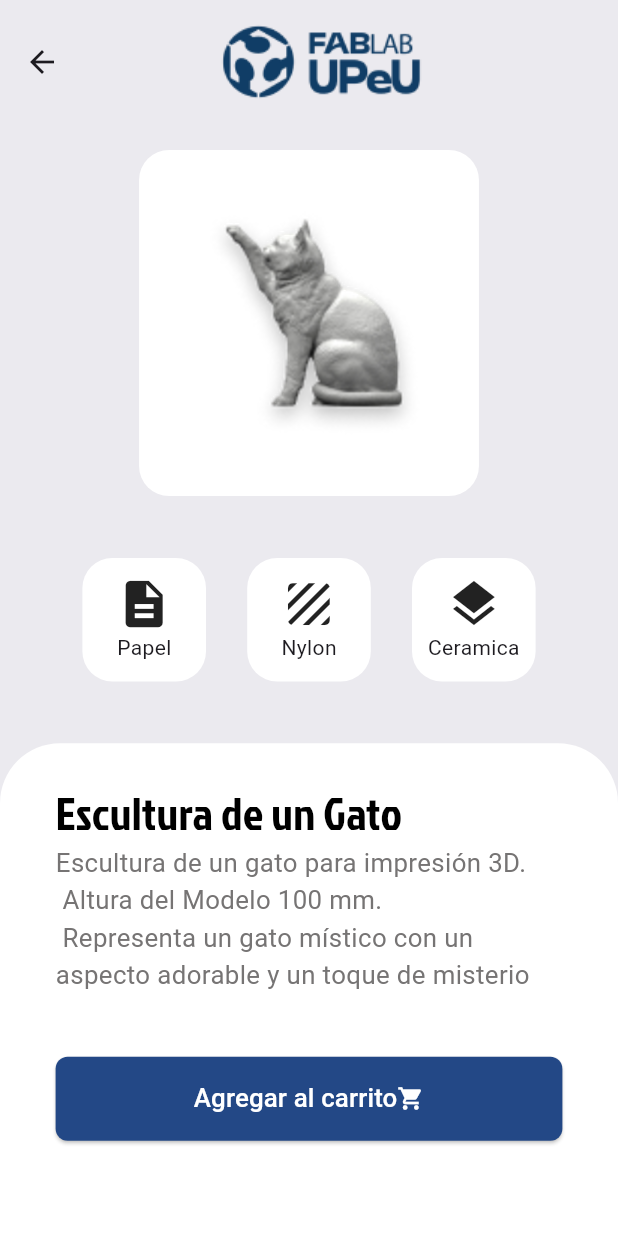
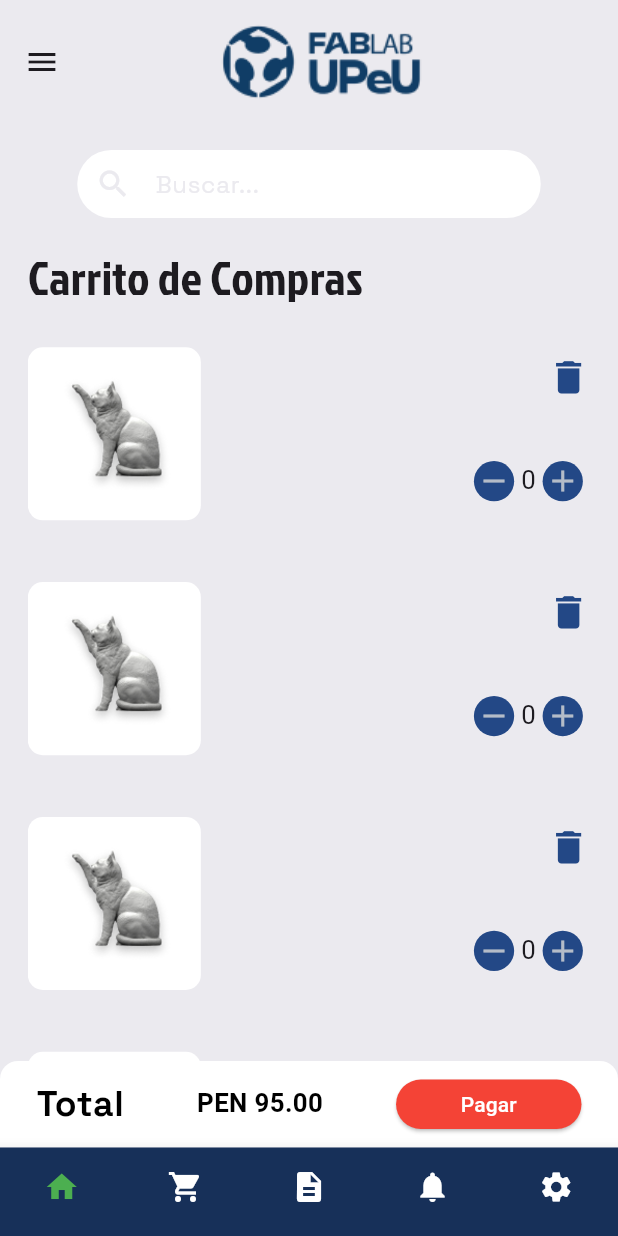
Before and after one commit to ProyectoFabLab-Ciclo-VI/FABLAB_MOVIL, a Flutter app: the Descripcioncompra screen opened directly, after a tap on "Agregar al carrito", on a phone screen of 412 x 824 dp. Run offline on Flutter 3.47's test engine with Material 3 defaults, Android fonts, the phone set to English and light mode, and no system bars; our stand-ins replace bloc, dartz, dio, flutter_bloc, flutter_form_builder, form_builder_validators and 3 more; accounts and stored records are empty.

Commit message:
se agrego carrito

```diff
--- /dev/null
+++ b/lib/features_venta/fablab/presentation/pages/Home/Compra/carrito/carrito.dart
@@ -0,0 +1,114 @@
+import 'package:fab_lab_upeu/features_venta/fablab/presentation/pages/Home/Compra/carrito/carrito_info.dart';
+import 'package:fab_lab_upeu/features_venta/fablab/presentation/pages/Home/Compra/carrito/pago_total.dart';
+import 'package:fab_lab_upeu/features_venta/fablab/presentation/widgets/Otros_hastaponerleunnombre/appbar.dart';
+import 'package:fab_lab_upeu/features_venta/fablab/presentation/widgets/Otros_hastaponerleunnombre/menu_drawer.dart';
+import 'package:fab_lab_upeu/features_venta/fablab/presentation/widgets/Otros_hastaponerleunnombre/navbarinferior.dart';
+import 'package:fab_lab_upeu/shared/colores.dart';
+import 'package:flutter/material.dart';
+import 'package:sizer/sizer.dart';
+
+class CarroCompra extends StatelessWidget {
+  const CarroCompra({super.key});
+
+  @override
+  Widget build(BuildContext context) {
+    final screenWidth = MediaQuery.of(context).size.width;
+    final screenHeight = MediaQuery.of(context).size.height;
+
+    return Scaffold(
+      backgroundColor: coloresPersonalizados[7],
+      drawer: const Menudrawer(),
+      appBar: const AppBarCompra(),
+      body: SafeArea(
+        child: Column(
+          //Contenedor Super Padre
+          children: [
+            Expanded(
+              child: SizedBox(
+                  height: screenHeight * 0.69,
+                  child: Padding(
+                    padding: EdgeInsets.only(
+                      left: screenWidth * 0.045,
+                      right: screenWidth * 0.045,
+                    ),
+                    child: Column(
+                      children: [
+                        Padding(
+                          //Busqueda
+                          padding: EdgeInsets.symmetric(
+                              horizontal: screenWidth *
+                                  0.08), // Usando screenWidth // 5% del ancho de la pantalla
+                          child: SizedBox(
+                            width: double.infinity,
+                            height: 5.5.h,
+                            child: TextField(
+                              textAlign: TextAlign.start,
+                              textAlignVertical: TextAlignVertical.center,
+                              decoration: InputDecoration(
+                                  enabledBorder: OutlineInputBorder(
+                                    borderSide: BorderSide(
+                                        color: coloresPersonalizados[6]),
+                                    borderRadius: BorderRadius.circular(30),
+                                  ),
+                                  focusedBorder: OutlineInputBorder(
+                                    borderSide: BorderSide(
+                                        color: coloresPersonalizados[6]),
+                                    borderRadius: BorderRadius.circular(30),
+                                  ),
+                                  fillColor: coloresPersonalizados[3],
+                                  filled: true,
+                                  hintText: 'Buscar...',
+                                  hintStyle: TextStyle(
+                                    color: coloresPersonalizados[7],
+                                    fontFamily: 'SpaceGrotesk',
+                                  ),
+                                  prefixIcon: Padding(
+                                    padding: EdgeInsets.only(
+                                        left: screenWidth * 0.0),
+                                    child: Icon(Icons.search,
+                                        color: coloresPersonalizados[7]),
+                                  ),
+                                  contentPadding:
+                                      const EdgeInsets.only(left: 20)),
+                            ),
+                          ),
+                        ),
+                        SizedBox(
+                          width: double.infinity,
+                          child: Padding(
+                            padding: EdgeInsets.only(
+                              top: screenHeight * 0.02,
+                            ),
+                            child: Text('Carrito de Compras',
+                                textAlign: TextAlign.left,
+                                style: TextStyle(
+                                  fontSize: 23.sp,
+                                  fontFamily: 'JockeyOne',
+                                )),
+                          ),
+                        ),
+                        Expanded(
+                            child: ListView(
+                          children: const [
+                            CentroCarrito(),
+                            CentroCarrito(),
+                            CentroCarrito(),
+                            CentroCarrito(),
+                          ],
+                        )),
+                      ],
+                    ),
+                  )),
+            ),
+            SizedBox(
+              width: double.infinity,
+              height: 7.h,
+              child: PagoTotal(),
+            ),
+          ],
+        ),
+      ),
+      bottomNavigationBar: const NAVBARINFERIOR(),
+    );
+  }
+}
--- /dev/null
+++ b/lib/features_venta/fablab/presentation/pages/Home/Compra/carrito/carrito_info.dart
@@ -0,0 +1,141 @@
+import 'package:fab_lab_upeu/shared/colores.dart';
+import 'package:flutter/material.dart';
+import 'package:sizer/sizer.dart';
+
+class CentroCarrito extends StatelessWidget {
+  const CentroCarrito({super.key});
+
+  @override
+  Widget build(BuildContext context) {
+    final screenWidth = MediaQuery.of(context).size.width;
+    final screenHeight = MediaQuery.of(context).size.height;
+
+    return Padding(
+      padding: EdgeInsets.only(
+        top: screenHeight * 0.01,
+      ),
+      child: SizedBox(
+        // Contenedor Padre
+        width: double.infinity,
+        height: 18.h,
+        child: Row(
+          mainAxisAlignment: MainAxisAlignment.end,
+          children: [
+            Container(
+              height: 14.h,
+              width: Adaptive.w(28),
+              decoration: BoxDecoration(
+                color: Colors.white,
+                borderRadius: BorderRadius.circular(10),
+              ),
+              child: Image.asset(
+                'assets/images/menu/gato.png',
+                fit: BoxFit.contain,
+                filterQuality: FilterQuality.high,
+              ),
+            ),
+            Expanded(
+              child: Container(
+                padding: EdgeInsets.only(left: screenWidth * 0.02),
+                width: screenWidth * 0.4,
+                child: Column(
+                  mainAxisAlignment: MainAxisAlignment.center,
+                  children: [
+                    SizedBox(
+                      width: double.infinity,
+                      height: 3.5.h,
+                      child: Text(
+                        'Escultura de un Gato',
+                        textAlign: TextAlign.left,
+                        maxLines: 1,
+                        style: TextStyle(
+                          fontSize: 0.26.dp,
+                          fontFamily: 'JockeyOne',
+                          overflow: TextOverflow.ellipsis,
+                        ),
+                      ),
+                    ),
+                    SizedBox(
+                      width: double.infinity,
+                      height: 3.h,
+                      child: Text(
+                        'Modelo 3D detallado para impresión 3D',
+                        maxLines: 1,
+                        style: TextStyle(
+                          fontSize: 0.22.dp,
+                          color: coloresPersonalizados[10],
+                          overflow: TextOverflow.ellipsis,
+                        ),
+                        textAlign: TextAlign.left,
+                      ),
+                    ),
+                    SizedBox(
+                      width: double.infinity,
+                      height: 4.h,
+                      child: Text(
+                        "s/.20",
+                        textAlign: TextAlign.left,
+                        style: TextStyle(
+                          color: coloresPersonalizados[4],
+                          fontSize: 0.32.dp,
+                        ),
+                      ),
+                    ),
+                  ],
+                ),
+              ),
+            ),
+            SizedBox(
+              width: screenWidth * 0.2,
+              child: Column(
+                mainAxisAlignment: MainAxisAlignment.spaceEvenly,
+                children: [
+                  SizedBox(
+                      width: double.infinity,
+                      height: 5.h,
+                      child: Align(
+                        alignment: Alignment.topRight,
+                        child: Icon(
+                          Icons.delete,
+                          size: 7.w,
+                          color: coloresPersonalizados[0],
+                        ),
+                      )),
+                  SizedBox(
+                    width: double.infinity,
+                    height: 5.h,
+                    child: Row(
+                      mainAxisAlignment: MainAxisAlignment.center,
+                      children: [
+                        CircleAvatar(
+                            radius: 15.sp,
+                            backgroundColor: coloresPersonalizados[0],
+                            child: Icon(
+                              Icons.remove,
+                              color: coloresPersonalizados[5],
+                            )),
+                        Text(
+                          ' 0 ',
+                          style: TextStyle(
+                            fontSize: 17.sp,
+                          ),
+                        ),
+                        CircleAvatar(
+                            radius: 15.sp,
+                            backgroundColor: coloresPersonalizados[0],
+                            child: Icon(
+                              Icons.add,
+                              color: coloresPersonalizados[5],
+                            )),
+                      ],
+                    ),
+                  ),
+                ],
+              ),
+            ),
+          ],
+        ),
+      ),
+    );
+  }
+}
--- /dev/null
+++ b/lib/features_venta/fablab/presentation/pages/Home/Compra/carrito/pago_total.dart
@@ -0,0 +1,66 @@
+import 'package:fab_lab_upeu/shared/colores.dart';
+import 'package:flutter/material.dart';
+import 'package:sizer/sizer.dart';
+
+class PagoTotal extends StatelessWidget {
+  const PagoTotal({super.key});
+
+  @override
+  Widget build(BuildContext context) {
+    return Container(
+      decoration: BoxDecoration(
+          color: coloresPersonalizados[3],
+          borderRadius: const BorderRadius.only(
+            topLeft: Radius.circular(12),
+            topRight: Radius.circular(12),
+          )),
+      width: double.infinity,
+      height: 4.h,
+      alignment: Alignment.center,
+      child: Row(
+        mainAxisAlignment: MainAxisAlignment.spaceAround,
+        children: [
+          Text('Total',
+              style: TextStyle(
+                color: coloresPersonalizados[4],
+                fontSize: 20.sp,
+                fontFamily: 'SpaceGrotesk',
+                fontWeight: FontWeight.bold,
+              )),
+          Text('PEN 95.00',
+              style: TextStyle(
+                color: coloresPersonalizados[4],
+                fontSize: 17.sp,
+                fontWeight: FontWeight.bold,
+              )),
+          SizedBox(
+            width: 30.w,
+            height: 4.h,
+            child: ElevatedButton(
+                style: ElevatedButton.styleFrom(
+                  backgroundColor: Colors.red,
+                  shape: RoundedRectangleBorder(
+                    borderRadius: BorderRadius.circular(30),
+                  ),
+                ),
+                child: Text(
+                  'Pagar',
+                  style: TextStyle(color: coloresPersonalizados[3]),
+                ),
+                onPressed: () {
+                  showModalBottomSheet(
+                      context: context,
+                      builder: (BuildContext context) {
+                        return const SizedBox(
+                          width: double.infinity,
+                          height: 300,
+                          child: Text('Hola Mundo'),
+                        );
+                      });
+                }),
+          ),
+        ],
+      ),
+    );
+  }
+}
--- a/lib/features_venta/fablab/presentation/pages/Home/Compra/detalles/descripcion_precio_agregar.dart
+++ b/lib/features_venta/fablab/presentation/pages/Home/Compra/detalles/descripcion_precio_agregar.dart
@@ -1,3 +1,4 @@
+import 'package:fab_lab_upeu/features_venta/fablab/presentation/pages/Home/Compra/carrito/carrito.dart';
 import 'package:fab_lab_upeu/shared/colores.dart';
 import 'package:fab_lab_upeu/shared/media_query.dart';
 import 'package:fab_lab_upeu/shared/textos.dart';
@@ -9,7 +10,8 @@ class DetallesPrecioAgregar extends StatelessWidget {
 
   @override
   Widget build(BuildContext context) {
-    return Container(
+    return SingleChildScrollView(
+      child: Container(
         width: double.infinity,
         decoration: BoxDecoration(
           color: coloresPersonalizados[3],
@@ -36,35 +38,76 @@ class DetallesPrecioAgregar extends StatelessWidget {
                     fontFamily: 'JockeyOne',
                   ),
                   textAlign: TextAlign.left),
-            const Row(),
+              Row(mainAxisAlignment: MainAxisAlignment.end, children: [
+                CircleAvatar(
+                    radius: 15.sp,
+                    backgroundColor: coloresPersonalizados[0],
+                    child: Icon(
+                      Icons.remove,
+                      color: coloresPersonalizados[5],
+                    )),
                 Text(
-              'Escultura de un gato para impresión 3D.\n Altura del Modelo 100 mm.\n Representa un gato místico con un aspecto adorable y un toque de misterio',
-              style:
-                  TextStyle(fontSize: 17.sp, color: coloresPersonalizados[10]),
+                  '  0  ',
+                  style: TextStyle(fontSize: 20.sp),
+                ),
+                CircleAvatar(
+                    radius: 15.sp,
+                    backgroundColor: coloresPersonalizados[0],
+                    child: Icon(
+                      Icons.add,
+                      color: coloresPersonalizados[5],
+                    )),
+              ]),
+              Text(
+                'Escultura de un gato para impresión 3D.\n Altura del Modelo 100 mm.\n Representa un gato místico con un aspecto adorable y un toque de misterio.',
+                style: TextStyle(
+                    fontSize: 17.sp, color: coloresPersonalizados[10]),
                 textAlign: TextAlign.left,
               ),
-            SizedBox(
-              height: 5.h,
+              Padding(
+                padding: EdgeInsets.only(
+                  right: screenWidth(context) * 0.02,
+                  top: screenHeight(context) * 0.02,
+                ),
+                child: Align(
+                  alignment: Alignment.centerRight,
+                  child: Text(
+                    "s/.20",
+                    style: TextStyle(
+                      color: coloresPersonalizados[4],
+                      fontSize: 20.5.sp,
+                    ),
+                  ),
+                ),
               ),
               ElevatedButton(
                 style: ElevatedButton.styleFrom(
-                minimumSize: Size(
-                    screenWidth(context) * 0.4, screenHeight(context) * 0.068),
+                  minimumSize: Size(screenWidth(context) * 0.4,
+                      screenHeight(context) * 0.068),
                   backgroundColor: coloresPersonalizados[0],
                   shape: RoundedRectangleBorder(
                     borderRadius: BorderRadius.circular(8),
                   ),
                 ),
-              onPressed: () {},
+                onPressed: () {
+                  Navigator.push(
+                      context,
+                      MaterialPageRoute(
+                          builder: (context) => const CarroCompra()));
+                },
                 child: Row(
-                mainAxisAlignment: MainAxisAlignment.center,
+                  mainAxisAlignment: MainAxisAlignment.end,
                   children: [
                     textoRegularBlanco(
                       'Agregar al carrito',
                     ),
-                  Icon(
+                    Padding(
+                      padding:
+                          EdgeInsets.only(left: screenWidth(context) * 0.16),
+                      child: Icon(
                         Icons.shopping_cart,
                         color: coloresPersonalizados[3],
+                      ),
                     )
                   ],
                 ),
@@ -72,6 +115,7 @@ class DetallesPrecioAgregar extends StatelessWidget {
             ],
           ),
         ),
+      ),
     );
   }
 }
--- /dev/null
+++ b/lib/features_venta/fablab/presentation/pages/Home/NuevoMenu/busqueda.dart
@@ -0,0 +1,48 @@
+import 'package:fab_lab_upeu/shared/colores.dart';
+import 'package:flutter/material.dart';
+import 'package:sizer/sizer.dart';
+
+class Busqueda extends StatelessWidget {
+  const Busqueda({super.key});
+
+  @override
+  Widget build(BuildContext context) {
+    final screenWidth = MediaQuery.of(context).size.width;
+    final screenHeight = MediaQuery.of(context).size.height;
+    return Padding(
+      //Busqueda
+      padding: EdgeInsets.symmetric(
+          horizontal: screenWidth *
+              0.08), // Usando screenWidth // 5% del ancho de la pantalla
+      child: SizedBox(
+        width: double.infinity,
+        height: 5.5.h,
+        child: TextField(
+          textAlign: TextAlign.start,
+          textAlignVertical: TextAlignVertical.center,
+          decoration: InputDecoration(
+              enabledBorder: OutlineInputBorder(
+                borderSide: BorderSide(color: coloresPersonalizados[6]),
+                borderRadius: BorderRadius.circular(30),
+              ),
+              focusedBorder: OutlineInputBorder(
+                borderSide: BorderSide(color: coloresPersonalizados[6]),
+                borderRadius: BorderRadius.circular(30),
+              ),
+              fillColor: coloresPersonalizados[3],
+              filled: true,
+              hintText: 'Buscar...',
+              hintStyle: TextStyle(
+                color: coloresPersonalizados[7],
+                fontFamily: 'SpaceGrotesk',
+              ),
+              prefixIcon: Padding(
+                padding: EdgeInsets.only(left: screenWidth * 0.0),
+                child: Icon(Icons.search, color: coloresPersonalizados[7]),
+              ),
+              contentPadding: const EdgeInsets.only(left: 20)),
+        ),
+      ),
+    );
+  }
+}
--- a/lib/features_venta/fablab/presentation/widgets/Otros_hastaponerleunnombre/navbarinferior.dart
+++ b/lib/features_venta/fablab/presentation/widgets/Otros_hastaponerleunnombre/navbarinferior.dart
@@ -7,6 +7,7 @@ class NAVBARINFERIOR extends StatelessWidget {
   @override
   Widget build(BuildContext context) {
     return BottomNavigationBar(
+
       backgroundColor: coloresPersonalizados[1],
       type: BottomNavigationBarType.fixed,
       items: const <BottomNavigationBarItem>[
--- a/lib/main.dart
+++ b/lib/main.dart
@@ -1,7 +1,7 @@
 import 'package:fab_lab_upeu/di.dart';
 import 'package:fab_lab_upeu/features_venta/fablab/presentation/bloc/Login_Reset_Register/login_register_controller.dart';
+import 'package:fab_lab_upeu/features_venta/fablab/presentation/pages/Home/Compra/carrito/carrito.dart';
 
-import 'package:fab_lab_upeu/features_venta/fablab/presentation/pages/TutorialLogin/login_tutorial.dart';
 import 'package:flutter/material.dart';
 import 'package:provider/provider.dart';
 import 'package:sizer/sizer.dart';
@@ -23,9 +23,9 @@ class MyApp extends StatelessWidget {
   Widget build(BuildContext context) {
     return Sizer(
       builder: (context, orientation, deviceType) {
-        return MaterialApp(
+        return const MaterialApp(
           debugShowCheckedModeBanner: false,
-          home: LoginPage(),
+          home: CarroCompra(),
         );
       },
     );
```
Lines whose indentation alone changed are shown as unchanged.
